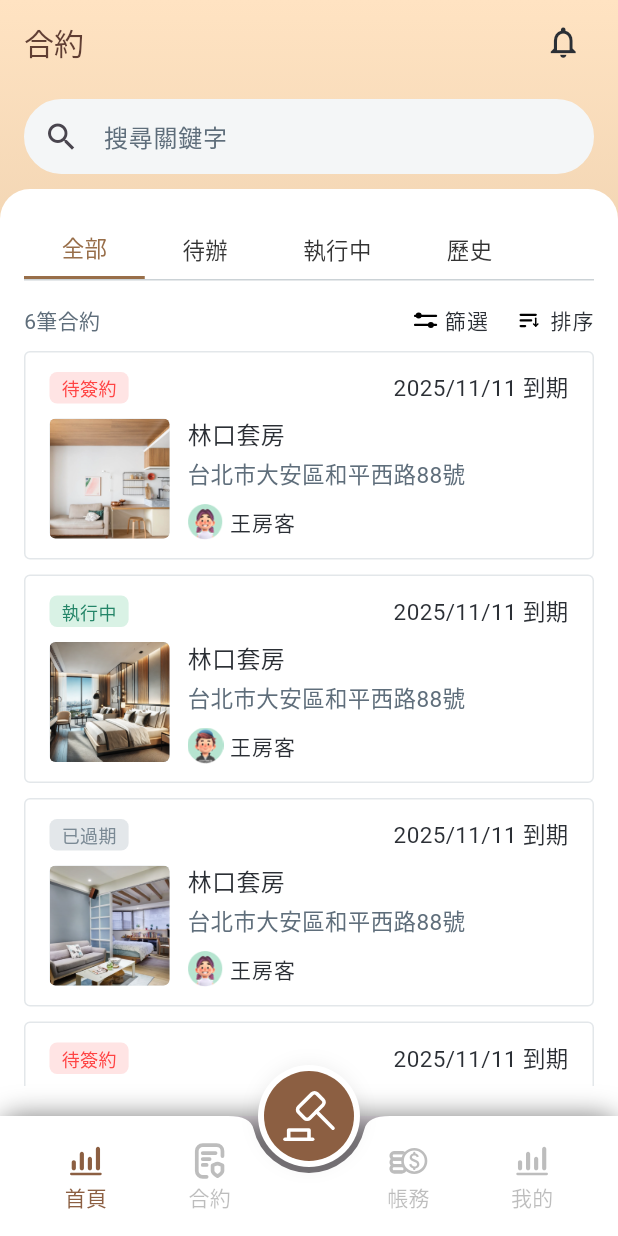
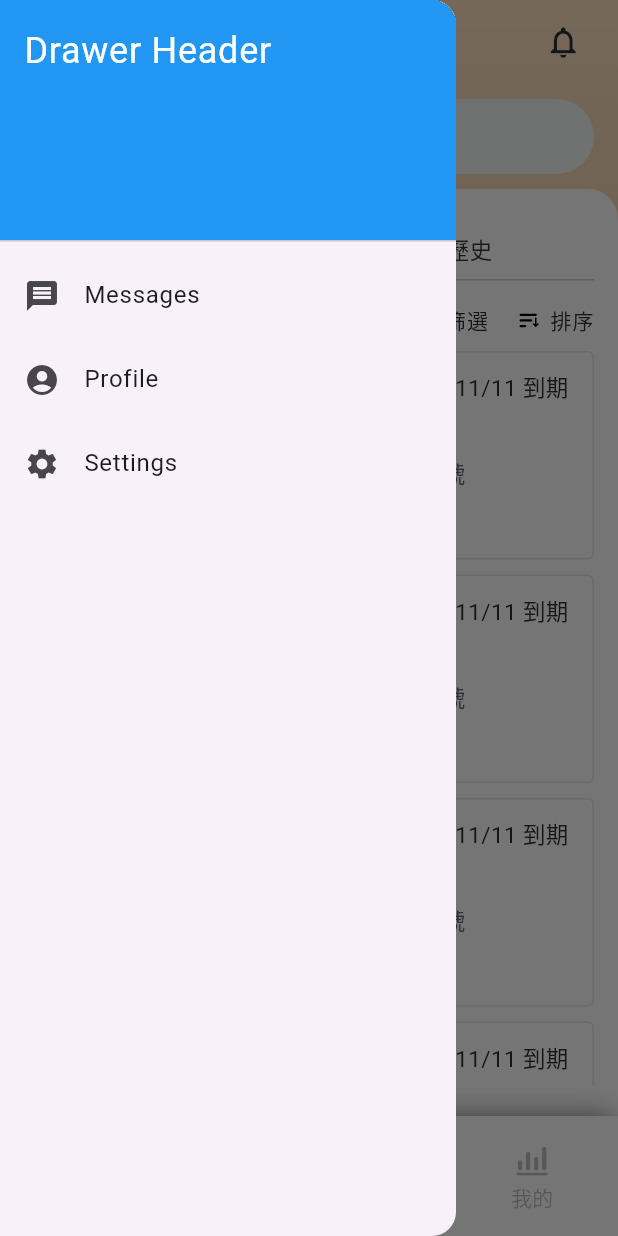
Before and after one commit to datapkt-dev/mylo-app, a Flutter app: the screen it shows after launch, with the side drawer open (before the commit the screen has no drawer), on a phone screen of 412 x 824 dp. Run offline on Flutter 3.47's test engine with Material 3 defaults, Android fonts, the phone set to English and light mode, and no system bars; our stand-ins replace flutter_svg, gap, image_picker, qr_flutter, timelines_plus; Roboto replaces fonts that are missing (PingFang SC, PingFang TC); project files that could hold a hidden picture were left out.

Commit message:
[add] 1. index.dart drawer 2. monthly_statistics_widget_tenant.dart push effect

```diff
--- a/lib/modules/index.dart
+++ b/lib/modules/index.dart
@@ -23,6 +23,41 @@ class _PageFrameState extends State<IndexPage> {
   @override
   Widget build(BuildContext context) {
     return Scaffold(
+      drawer: Drawer(
+        child: ListView(
+          padding: EdgeInsets.zero,
+          children: <Widget>[
+            const DrawerHeader(
+              decoration: BoxDecoration(color: Colors.blue),
+              child: Text('Drawer Header', style: TextStyle(color: Colors.white, fontSize: 24)),
+            ),
+            ListTile(
+              leading: const Icon(Icons.message),
+              title: const Text('Messages'),
+              onTap: () {
+                setState(() {
+                });
+              },
+            ),
+            ListTile(
+              leading: const Icon(Icons.account_circle),
+              title: const Text('Profile'),
+              onTap: () {
+                setState(() {
+                });
+              },
+            ),
+            ListTile(
+              leading: const Icon(Icons.settings),
+              title: const Text('Settings'),
+              onTap: () {
+                setState(() {
+                });
+              },
+            ),
+          ],
+        ),
+      ),
       body: _buildContent(),
       bottomNavigationBar: Container(
         decoration: const BoxDecoration(
--- a/lib/modules/monthly_statistics/pages/tenant_details.dart
+++ b/lib/modules/monthly_statistics/pages/tenant_details.dart
@@ -22,7 +22,7 @@ class _TenantDetailsPageState extends State<TenantDetailsPage> {
           scrolledUnderElevation: 0,
           centerTitle: false,
           title: Text(
-            '帳務詳情',
+            '房客帳務詳情',
             style: TextStyle(
               color: const Color(0xFF2B2F35),
               fontSize: 16,
```
Also changed, not shown: lib/modules/monthly_statistics/widgets/monthly_statistics_widget_tenant.dart (+17 -1 lines).
